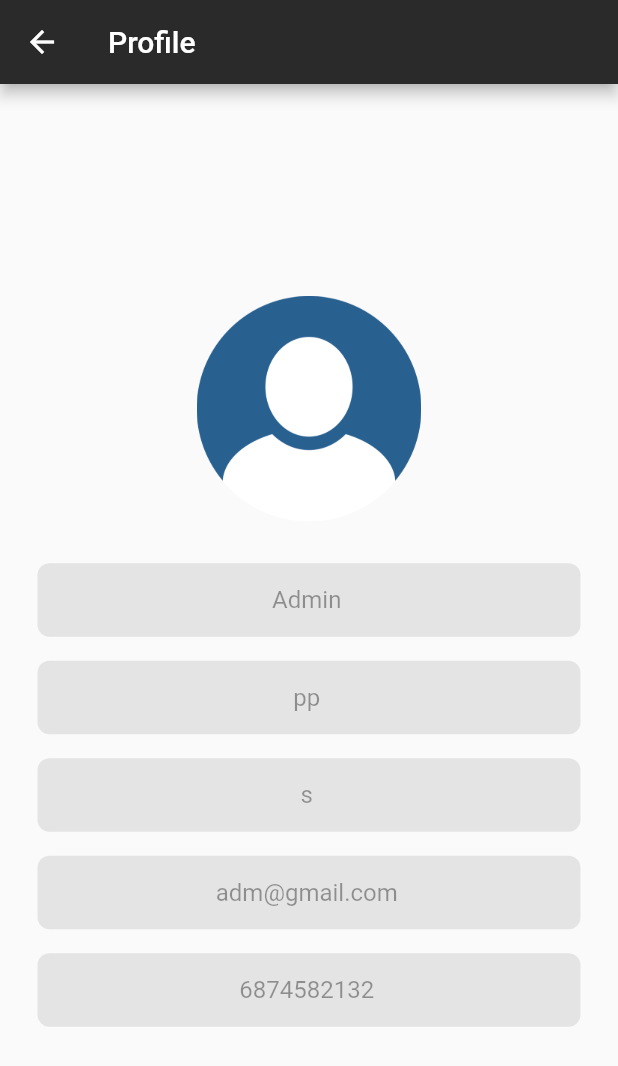
After one commit to saninssnz/leave_management_machine_test, a Flutter app: the ProfileScreen screen opened directly, on a phone screen of 412 x 824 dp. The commit adds this screen. Shown: the top 1066 px of the screen. Run offline on Flutter 3.47's test engine with Material 2 defaults, Android fonts, the phone set to English and light mode, and no system bars; our stand-ins replace cloud_firestore, firebase_core, firebase_storage; accounts and stored records are empty.

```diff
--- a/lib/Model/EmployeeModel.dart
+++ b/lib/Model/EmployeeModel.dart
@@ -1,6 +1,7 @@
 import 'dart:convert';
 
 import 'package:cloud_firestore/cloud_firestore.dart';
+import 'package:leave_management/Model/LeaveModel.dart';
 
 EmployeeModel employeeModelFromJson(String str) => EmployeeModel.fromJson(json.decode(str));
 
@@ -19,6 +20,7 @@ class EmployeeModel {
   String? marriageLeaveCount;
   String? sickLeaveCount;
   String? employeeId;
+  List<LeaveModel>? leaveList;
 
   EmployeeModel(
       {this.firstName,
@@ -32,9 +34,16 @@ class EmployeeModel {
         this.marriageLeaveCount,
         this.sickLeaveCount,
         this.employeeId,
+        this.leaveList
       });
 
   factory EmployeeModel.fromJson(Map<String, dynamic> json) {
+
+    List<LeaveModel> leaveModelList = null!=json["leaveList"] &&
+        json["leaveList"].length>0?
+    List<LeaveModel>.from(json["leaveList"].map((x) => LeaveModel.fromJson(x))):[];
+
+
     return EmployeeModel(
       firstName: json['firstName'],
       middleName: json['middleName'],
@@ -47,6 +56,7 @@ class EmployeeModel {
       casualLeaveCount: json['casualLeaveCount'],
       marriageLeaveCount: json['marriageLeaveCount'],
       sickLeaveCount: json['sickLeaveCount'],
+      leaveList: leaveModelList,
     );
   }
 
@@ -61,6 +71,8 @@ class EmployeeModel {
     'casualLeaveCount': casualLeaveCount,
     'marriageLeaveCount': marriageLeaveCount,
     'sickLeaveCount': sickLeaveCount,
+    'employeeId': employeeId,
+    'leaveList': leaveList,
   };
   // static String encode(List<UserModel> userModelList) => json.encode(
   //   userModelList
--- /dev/null
+++ b/lib/Model/LeaveModel.dart
@@ -0,0 +1,37 @@
+
+import 'dart:convert';
+import 'dart:typed_data';
+
+
+LeaveModel leaveModelFromJson(String str) => LeaveModel.fromJson(json.decode(str));
+
+String leaveModelToJson(LeaveModel data) => json.encode(data.toJson());
+
+class LeaveModel {
+  LeaveModel({
+    this.leaveId,
+    this.leaveType,
+    this.details,
+    this.date
+  });
+
+  String? leaveId;
+  String? leaveType;
+  String? details;
+  List? date;
+
+
+  factory LeaveModel.fromJson(Map<String, dynamic> json) => LeaveModel(
+    leaveId: json["leaveId"],
+    leaveType: json["leaveType"],
+    details: json["details"],
+    date: json["date"],
+  );
+
+  Map<String, dynamic> toJson() => {
+    "leaveId": leaveId,
+    "leaveType": leaveType,
+    "details": details,
+    "date": date,
+  };
+}
--- a/lib/Ui/LoginScreen.dart
+++ b/lib/Ui/LoginScreen.dart
@@ -7,7 +7,9 @@ import 'package:leave_management/Model/EmployeeModel.dart';
 import 'package:leave_management/Ui/AdminDashboard.dart';
 import 'package:leave_management/Ui/EmployeeDashboard.dart';
 import 'package:leave_management/Utils/DataRepo.dart';
+import 'package:leave_management/Utils/Provider.dart';
 import 'package:leave_management/Utils/Toast.dart';
+import 'package:provider/provider.dart';
 
 class LoginScreen extends StatefulWidget {
   LoginScreen(this.isAdmin);
@@ -73,6 +75,8 @@ class _LoginScreenState extends State<LoginScreen> {
                   if (docs.length > 0) {
                     EmployeeModel employeeModel =
                     EmployeeModel.fromSnapshot(docs[0]);
+
+                    Provider.of<DataProvider>(context, listen: false).setEmployeeDetails(context,employeeModel);
 
                     if(employeeModel.password == passwordController.text){
                       final String userJson = employeeModelToJson(employeeModel);
--- /dev/null
+++ b/lib/Ui/ProfileScreen.dart
@@ -0,0 +1,222 @@
+import 'package:cloud_firestore/cloud_firestore.dart';
+import 'package:flutter/cupertino.dart';
+import 'package:flutter/material.dart';
+import 'package:leave_management/Model/EmployeeModel.dart';
+import 'package:leave_management/Utils/DataRepo.dart';
+import 'package:leave_management/Utils/Provider.dart';
+import 'package:provider/provider.dart';
+
+class ProfileScreen extends StatefulWidget {
+ ProfileScreen(this.isAdmin);
+ bool isAdmin;
+
+  @override
+  _ProfileScreenState createState() => _ProfileScreenState();
+}
+
+class _ProfileScreenState extends State<ProfileScreen> {
+
+  TextEditingController firstNameController = new TextEditingController();
+  TextEditingController middleNameController = new TextEditingController();
+  TextEditingController lastNameController = new TextEditingController();
+  TextEditingController emailController = new TextEditingController();
+  TextEditingController phnController = new TextEditingController();
+
+  List<EmployeeModel> employeeList = [];
+  EmployeeModel employeeModel = new EmployeeModel();
+  bool isLoading = false;
+  @override
+  void initState() {
+
+   if(widget.isAdmin){
+     firstNameController.text = "Admin";
+     middleNameController.text = "pp";
+     lastNameController.text = "s";
+     emailController.text = "adm@gmail.com";
+     phnController.text = "6874582132";
+   }
+   else{
+     employeeModel = Provider.of<DataProvider>(context, listen: false).employeeModel;
+
+     firstNameController.text = employeeModel.firstName.toString();
+     middleNameController.text = employeeModel.middleName.toString();
+     lastNameController.text = employeeModel.lastName.toString();
+     emailController.text = employeeModel.email.toString();
+     phnController.text = employeeModel.phno.toString();
+   }
+
+    setState(() {});
+
+    super.initState();
+  }
+
+  @override
+  Widget build(BuildContext context) {
+    return Scaffold(
+      appBar: AppBar(
+        backgroundColor: Color(0xff2a2a2a),
+        title: Text(
+            "Profile"
+        ),
+      ),
+      body: SafeArea(
+        child: Column(
+          mainAxisAlignment: MainAxisAlignment.center,
+          children: [
+            SizedBox(height: 10,),
+            Container(
+                height: 150,
+                width: 150,
+                child: Image.asset("assets/images/adm.png")),
+            SizedBox(height: 20,),
+            Padding(
+              padding:
+              const EdgeInsets.symmetric(horizontal: 25.0, vertical: 8),
+              child: Container(
+                decoration: BoxDecoration(
+                  borderRadius: BorderRadius.circular(8),
+                  color: Color(0XffE4E4E4),
+                ),
+                child: TextField(
+                  enabled: false,
+                  readOnly: true,
+                  controller: firstNameController,
+                  textAlign: TextAlign.center,
+                  decoration: InputDecoration(
+                    border: InputBorder.none,
+                    focusedBorder: InputBorder.none,
+                    enabledBorder: InputBorder.none,
+                    errorBorder: InputBorder.none,
+                    disabledBorder: InputBorder.none,
+                    isDense: true,
+                    contentPadding: EdgeInsets.all(15),
+                    hintStyle: TextStyle(
+                        color: Colors.grey,
+                        fontSize: 12,
+                        fontWeight: FontWeight.bold),
+                  ),
+                ),
+              ),
+            ),
+            Padding(
+              padding:
+              const EdgeInsets.symmetric(horizontal: 25.0, vertical: 8),
+              child: Container(
+                decoration: BoxDecoration(
+                  borderRadius: BorderRadius.circular(8),
+                  color: Color(0XffE4E4E4),
+                ),
+                child: TextField(
+                  enabled: false,
+                  readOnly: true,
+                  controller: middleNameController,
+                  textAlign: TextAlign.center,
+                  decoration: InputDecoration(
+                    border: InputBorder.none,
+                    focusedBorder: InputBorder.none,
+                    enabledBorder: InputBorder.none,
+                    errorBorder: InputBorder.none,
+                    disabledBorder: InputBorder.none,
+                    isDense: true,
+                    contentPadding: EdgeInsets.all(15),
+                    hintStyle: TextStyle(
+                        color: Colors.grey,
+                        fontSize: 12,
+                        fontWeight: FontWeight.bold),
+                  ),
+                ),
+              ),
+            ),
+            Padding(
+              padding:
+              const EdgeInsets.symmetric(horizontal: 25.0, vertical: 8),
+              child: Container(
+                decoration: BoxDecoration(
+                  borderRadius: BorderRadius.circular(8),
+                  color: Color(0XffE4E4E4),
+                ),
+                child: TextField(
+                  enabled: false,
+                  readOnly: true,
+                  controller: lastNameController,
+                  textAlign: TextAlign.center,
+                  decoration: InputDecoration(
+                    border: InputBorder.none,
+                    focusedBorder: InputBorder.none,
+                    enabledBorder: InputBorder.none,
+                    errorBorder: InputBorder.none,
+                    disabledBorder: InputBorder.none,
+                    isDense: true,
+                    contentPadding: EdgeInsets.all(15),
+                    hintStyle: TextStyle(
+                        color: Colors.grey,
+                        fontSize: 12,
+                        fontWeight: FontWeight.bold),
+                  ),
+                ),
+              ),
+            ),
+            Padding(
+              padding:
+              const EdgeInsets.symmetric(horizontal: 25.0, vertical: 8),
+              child: Container(
+                decoration: BoxDecoration(
+                  borderRadius: BorderRadius.circular(8),
+                  color: Color(0XffE4E4E4),
+                ),
+                child: TextField(
+                  enabled: false,
+                  readOnly: true,
+                  controller: emailController,
+                  textAlign: TextAlign.center,
+                  decoration: InputDecoration(
+                    border: InputBorder.none,
+                    focusedBorder: InputBorder.none,
+                    enabledBorder: InputBorder.none,
+                    errorBorder: InputBorder.none,
+                    disabledBorder: InputBorder.none,
+                    isDense: true,
+                    contentPadding: EdgeInsets.all(15),
+                    hintStyle: TextStyle(
+                        color: Colors.grey,
+                        fontSize: 12,
+                        fontWeight: FontWeight.bold),
+                  ),
+                ),
+              ),
+            ),
+            Padding(
+              padding:
+              const EdgeInsets.symmetric(horizontal: 25.0, vertical: 8),
+              child: Container(
+                decoration: BoxDecoration(
+                  borderRadius: BorderRadius.circular(8),
+                  color: Color(0XffE4E4E4),
+                ),
+                child: TextField(
+                  enabled: false,
+                  readOnly: true,
+                  controller: phnController,
+                  textAlign: TextAlign.center,
+                  decoration: InputDecoration(
+                    border: InputBorder.none,
+                    focusedBorder: InputBorder.none,
+                    enabledBorder: InputBorder.none,
+                    errorBorder: InputBorder.none,
+                    disabledBorder: InputBorder.none,
+                    isDense: true,
+                    contentPadding: EdgeInsets.all(15),
+                    hintStyle: TextStyle(
+                        color: Colors.grey,
+                        fontSize: 12,
+                        fontWeight: FontWeight.bold),
+                  ),
+                ),
+              ),
+            ),
+          ],
+        ),
+      ),
+    );
+  }
+}
--- a/lib/Ui/UserSelectionScreen.dart
+++ b/lib/Ui/UserSelectionScreen.dart
@@ -16,6 +16,12 @@ class _UserSelectionScreenState extends State<UserSelectionScreen> {
   @override
   Widget build(BuildContext context) {
     return Scaffold(
+      appBar: AppBar(
+        backgroundColor: Color(0xff2a2a2a),
+        title: Text(
+           "Select user"
+        ),
+      ),
       body: SafeArea(
         child: Column(
           mainAxisAlignment: MainAxisAlignment.center,
--- /dev/null
+++ b/lib/Utils/Provider.dart
@@ -0,0 +1,19 @@
+import 'dart:convert';
+import 'package:http/http.dart' as http;
+import 'package:flutter/cupertino.dart';
+import 'package:flutter/material.dart';
+import 'package:leave_management/Model/EmployeeModel.dart';
+
+
+
+
+class DataProvider with ChangeNotifier {
+
+  EmployeeModel employeeModel = new EmployeeModel();
+
+  setEmployeeDetails(BuildContext context, employeeModel) {
+    this.employeeModel = employeeModel;
+    notifyListeners();
+  }
+
+}
--- a/pubspec.yaml
+++ b/pubspec.yaml
@@ -38,6 +38,7 @@ dependencies:
   cloud_firestore: ^4.3.1
   firebase_core: ^2.4.1
   firebase_storage: ^11.0.10
+  provider:
 
 dev_dependencies:
   flutter_test:
```
Also changed, not shown: lib/Model/StatusModel.dart (added, +34 -0 lines), lib/Ui/AdminDashboard.dart (+23 -3 lines), lib/Ui/EmployeeDashboard.dart (+32 -4 lines), lib/Ui/LeaveScreen.dart (added, +236 -0 lines), lib/Ui/NotificationScreen.dart (added, +23 -0 lines), lib/Utils/Utils.dart (added, +60 -0 lines), lib/main.dart (+7 -2 lines), pubspec.lock.
